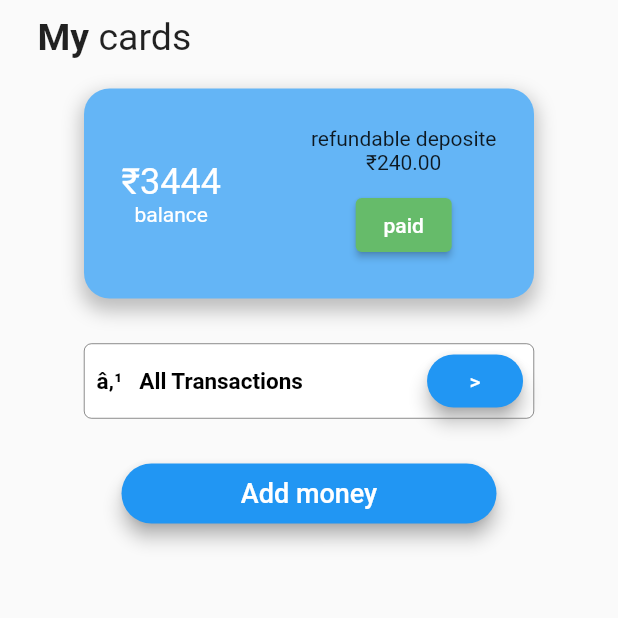
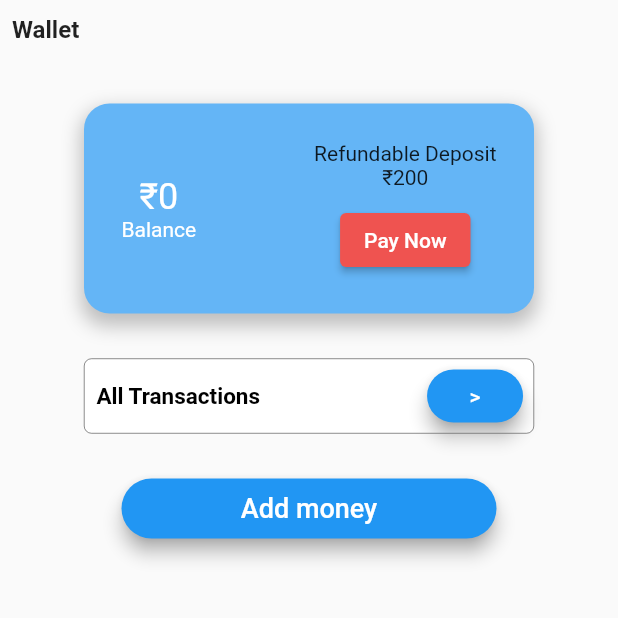
Before and after one commit to Mayuresh-G-Mhatre/public-bicycle-sharing-2, a Flutter app: the WalletScreen screen opened directly, on a phone screen of 412 x 824 dp, the top half of it. Run offline on Flutter 3.47's test engine with Material 2 defaults, Android fonts, the phone set to English and light mode, and no system bars; our stand-ins replace accordion, animated_text_kit, fluttertoast, lottie, otp_text_field, salomon_bottom_bar and 3 more; accounts and stored records are empty.

Commit message:
added toast package, modified wallet screen and made functional(except transaction history), will change dialog box in next commit

```diff
--- a/lib/main.dart
+++ b/lib/main.dart
@@ -1,4 +1,5 @@
 import 'package:flutter/material.dart';
+import 'package:public_bicycle_sharing/screens/home/default_home.dart';
 import 'package:public_bicycle_sharing/screens/loading/splash.dart';
 
 void main() => runApp(const MyApp());
@@ -14,8 +15,8 @@ class MyApp extends StatelessWidget {
       theme: ThemeData(
         primarySwatch: Colors.blue, // hex - #2196F3
       ),
-      home: const SplashScreen(),
-      // home: const DefaultHomeScreen(), // for testing
+      // home: const SplashScreen(),
+      home: const DefaultHomeScreen(), // for testing
     );
   }
 }
--- a/lib/screens/wallet/wallet.dart
+++ b/lib/screens/wallet/wallet.dart
@@ -1,6 +1,6 @@
-import 'dart:ffi';
-
 import 'package:flutter/material.dart';
+import 'package:public_bicycle_sharing/services/shared_prefs.dart';
+import 'package:fluttertoast/fluttertoast.dart';
 
 class WalletScreen extends StatefulWidget {
   const WalletScreen({super.key});
@@ -10,6 +10,41 @@ class WalletScreen extends StatefulWidget {
 }
 
 class _WalletScreenState extends State<WalletScreen> {
+  // shared pref //
+  SharedPrefGetsNSets sprefs = SharedPrefGetsNSets();
+  // shared pref //
+
+  late bool _paid;
+  late int _amount;
+  int _counter = 0;
+
+  @override
+  void initState() {
+    super.initState();
+    // shared pref //
+    getDepositStatus();
+    getWalletAmount();
+    // shared pref //
+  }
+
+  // shared pref //
+  Future<void> getDepositStatus() async {
+    bool? paid = await sprefs.getDepositStatus();
+    setState(() {
+      _paid = paid!;
+    });
+  }
+  // shared pref //
+
+  // shared pref //
+  Future<void> getWalletAmount() async {
+    int? amount = await sprefs.getWalletAmount();
+    setState(() {
+      _amount = amount!;
+    });
+  }
+  // shared pref //
+
   @override
   Widget build(BuildContext context) {
     return Scaffold(
@@ -17,24 +52,20 @@ class _WalletScreenState extends State<WalletScreen> {
         child: Column(
           children: [
             Padding(
-              padding: const EdgeInsets.fromLTRB(25, 10, 0, 0),
+              padding: const EdgeInsets.fromLTRB(8, 10, 0, 0),
               child: Row(
-                children: [
-                  const Text(
-                    'My',
+                children: const [
+                  Text(
+                    'Wallet',
                     style: TextStyle(
-                      fontSize: 25,
+                      fontSize: 16,
                       fontWeight: FontWeight.bold,
                     ),
-                  ),
-                  const Text(
-                    ' cards',
-                    style: TextStyle(fontSize: 25),
                   ),
                 ],
               ),
             ),
-            const SizedBox(height: 20),
+            const SizedBox(height: 40),
             Container(
               width: 300,
               padding: const EdgeInsets.all(25),
@@ -56,15 +87,15 @@ class _WalletScreenState extends State<WalletScreen> {
                     Column(
                       mainAxisAlignment: MainAxisAlignment.start,
                       children: [
-                        const Text(
-                          '\u{20B9}3444',
-                          style: TextStyle(
+                        Text(
+                          '\u{20B9}$_amount',
+                          style: const TextStyle(
                             color: Colors.white,
                             fontSize: 24,
                           ),
                         ),
                         const Text(
-                          'balance',
+                          'Balance',
                           textAlign: TextAlign.left,
                           style: TextStyle(
                             color: Colors.white,
@@ -75,20 +106,34 @@ class _WalletScreenState extends State<WalletScreen> {
                     Column(
                       children: [
                         const Text(
-                          'refundable deposite',
+                          'Refundable Deposit',
                         ),
                         const Text(
-                          '\u{20B9}240.00',
+                          '\u{20B9}200',
                         ),
                         const SizedBox(height: 10),
                         ElevatedButton(
-                          onPressed: () {
-                            print('paid');
-                          },
+                          onPressed: _paid
+                              ? null
+                              : () async {
+                                  Fluttertoast.showToast(
+                                    msg: 'Paid Successfully',
+                                    gravity: ToastGravity.BOTTOM,
+                                    toastLength: Toast.LENGTH_SHORT,
+                                    backgroundColor: Colors.black,
+                                    textColor: Colors.white,
+                                    fontSize: 16.0,
+                                  );
+                                  setState(() {
+                                    _paid = true;
+                                  });
+                                  await sprefs.setDepositStatus(_paid);
+                                },
                           style: ElevatedButton.styleFrom(
-                            backgroundColor: Colors.green[400],
+                            backgroundColor: Colors.red[400],
+                            disabledBackgroundColor: Colors.green,
                           ),
-                          child: const Text('paid'),
+                          child: Text(_paid ? 'Paid' : 'Pay Now'),
                         ),
                       ],
                     ),
@@ -120,9 +165,9 @@ class _WalletScreenState extends State<WalletScreen> {
                               padding: const EdgeInsets.fromLTRB(8, 7, 7, 7),
                               child: Row(
                                 mainAxisAlignment: MainAxisAlignment.start,
-                                children: [
-                                  const Text(
-                                    'â‚¹   All Transactions',
+                                children: const [
+                                  Text(
+                                    'All Transactions',
                                     style: TextStyle(
                                       color: Colors.black,
                                       fontSize: 15,
@@ -139,7 +184,6 @@ class _WalletScreenState extends State<WalletScreen> {
                                   padding:
                                       const EdgeInsets.fromLTRB(8, 7, 7, 7),
                                   child: ElevatedButton(
-                                    child: const Text('>'),
                                     onPressed: () {},
                                     style: ElevatedButton.styleFrom(
                                       shape: const RoundedRectangleBorder(
@@ -149,6 +193,7 @@ class _WalletScreenState extends State<WalletScreen> {
                                       shadowColor: Colors.grey,
                                       elevation: 5,
                                     ),
+                                    child: const Text('>'),
                                   ),
                                 ),
                               ],
@@ -166,19 +211,21 @@ class _WalletScreenState extends State<WalletScreen> {
                   height: 40,
                   width: 250,
                   child: ElevatedButton(
-                    onPressed: () {},
-                    child: const Text(
-                      'Add money',
-                      style: TextStyle(
-                        fontSize: 18,
-                      ),
-                    ),
+                    onPressed: () async {
+                      await showPaymentDialog(context);
+                    },
                     style: ElevatedButton.styleFrom(
                       backgroundColor: Colors.blue,
                       shadowColor: Colors.grey,
                       elevation: 5,
                       shape: const RoundedRectangleBorder(
                         borderRadius: BorderRadius.all(Radius.circular(50)),
+                      ),
+                    ),
+                    child: const Text(
+                      'Add money',
+                      style: TextStyle(
+                        fontSize: 18,
                       ),
                     ),
                   ),
@@ -190,4 +237,71 @@ class _WalletScreenState extends State<WalletScreen> {
       ),
     );
   }
+
+  Future<void> showPaymentDialog(BuildContext context) async {
+    return showDialog(
+        context: context,
+        builder: (context) {
+          return StatefulBuilder(builder: (context, setState) {
+            return Padding(
+              padding:
+                  const EdgeInsets.symmetric(horizontal: 10.0, vertical: 5.0),
+              child: AlertDialog(
+                shape: RoundedRectangleBorder(
+                  borderRadius: BorderRadius.circular(20.0),
+                ),
+                title: const Text('Pay Wall'),
+                content: Row(
+                  mainAxisAlignment: MainAxisAlignment.spaceAround,
+                  children: [
+                    IconButton(
+                      icon: Icon(Icons.remove),
+                      onPressed: () {
+                        setState(() {
+                          _counter--;
+                        });
+                      },
+                    ),
+                    const SizedBox(width: 10.0),
+                    Text(_counter.toString()),
+                    const SizedBox(width: 10.0),
+                    IconButton(
+                      icon: Icon(Icons.add),
+                      onPressed: () {
+                        setState(() {
+                          _counter++;
+                        });
+                      },
+                    ),
+                  ],
+                ),
+                actions: [
+                  ElevatedButton(
+                    onPressed: () async {
+                      Navigator.of(context).pop();
+                      setState(() {
+                        _counter = 0;
+                      });
+                    },
+                    child: const Text('Cancel'),
+                  ),
+                  ElevatedButton(
+                    onPressed: () async {
+                      await sprefs.setWalletAmount(_amount + _counter);
+                      setState(() {
+                        _amount = _amount + _counter;
+                        _counter = 0;
+                      });
+                      Navigator.of(context).pop();
+                    },
+                    child: const Text('Pay'),
+                  ),
+                ],
+              ),
+            );
+          });
+        }).whenComplete(() {
+      setState(() {});
+    });
+  }
 }
--- a/lib/services/shared_prefs.dart
+++ b/lib/services/shared_prefs.dart
@@ -22,6 +22,16 @@ class SharedPrefGetsNSets {
     prefs.setInt('avatar_index', avatarIndex);
   }
 
+  Future<void> setDepositStatus(bool paid) async {
+    final prefs = await SharedPreferences.getInstance();
+    prefs.setBool('deposit_paid', paid);
+  }
+
+  Future<void> setWalletAmount(int amount) async {
+    final prefs = await SharedPreferences.getInstance();
+    prefs.setInt('wallet_amount', amount);
+  }
+
   // getters //
   Future<String?> getEmail() async {
     final prefs = await SharedPreferences.getInstance();
@@ -43,6 +53,16 @@ class SharedPrefGetsNSets {
     return prefs.getInt('avatar_index') ?? 1;
   }
 
+  Future<bool?> getDepositStatus() async {
+    final prefs = await SharedPreferences.getInstance();
+    return prefs.getBool('deposit_paid') ?? false;
+  }
+
+  Future<int?> getWalletAmount() async {
+    final prefs = await SharedPreferences.getInstance();
+    return prefs.getInt('wallet_amount') ?? 0;
+  }
+
   // contains //
   Future<bool> contains(String key) async {
     final prefs = await SharedPreferences.getInstance();
--- a/pubspec.yaml
+++ b/pubspec.yaml
@@ -35,6 +35,7 @@ dependencies:
   flutter:
     sdk: flutter
   flutter_svg: ^1.1.6
+  fluttertoast: ^8.1.2
   lottie: ^2.0.0
   multiavatar: ^0.1.5
   otp_text_field: ^1.1.3
```
Also changed, not shown: pubspec.lock.
